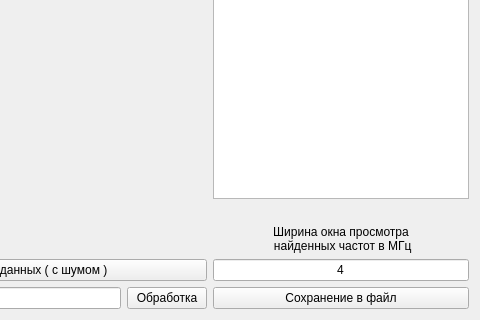
First picture: the form in gui.ui, repository SkorEgor/scientific_work_in_python, before the edit; both pictures show x 500 to 980 and y 262 to 582 of the 980 by 582 pixel window.
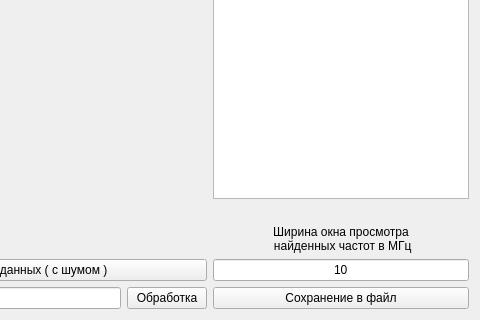
Second picture: the form after the edit. Icons and pictures are not drawn.

Commit message: update_zoom_to_point

Diff of the .ui file:
```diff
--- a/gui.ui
+++ b/gui.ui
@@ -221,7 +221,7 @@
      <item>
       <widget class="QLineEdit" name="lineEdit_window_width">
        <property name="text">
-        <string>4</string>
+        <string>10</string>
        </property>
        <property name="alignment">
         <set>Qt::AlignCenter</set>
```
The commit also changes 2 other files.
